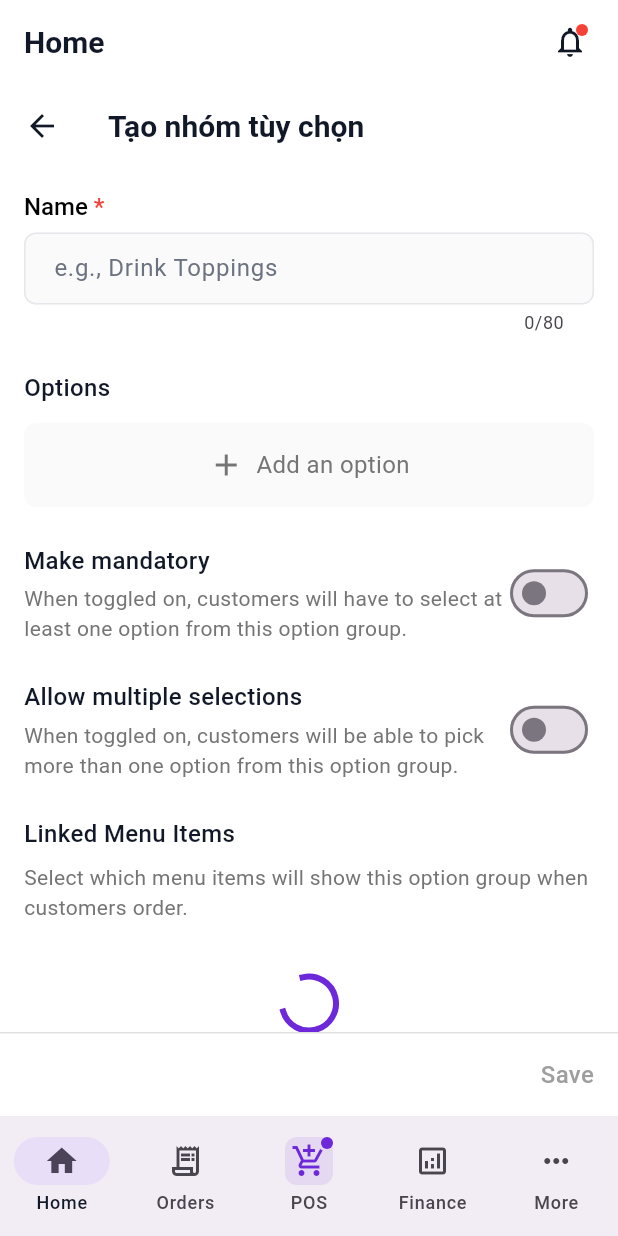
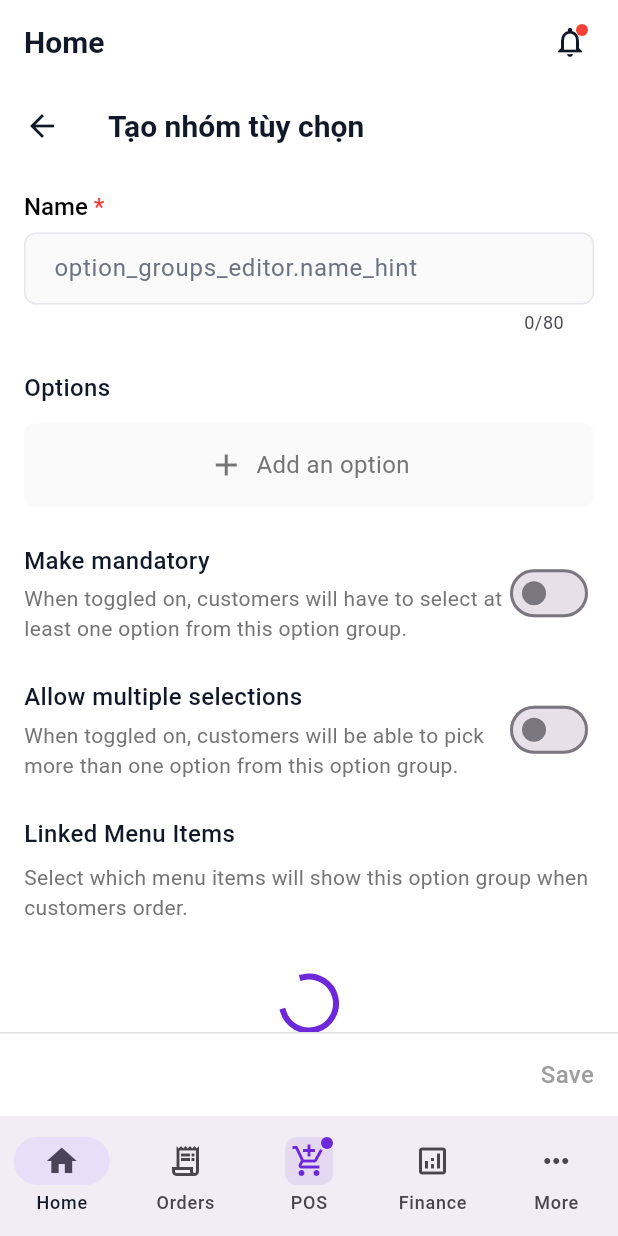
Before and after one commit to nhutquangnguyen/oishimenu-app, a Flutter app: the OptionGroupEditorPage screen opened by its route, on a phone screen of 412 x 824 dp. Run offline on Flutter 3.47's test engine with Material 3 defaults, Android fonts, the phone set to English and light mode, and no system bars; our stand-ins replace easy_localization, fl_chart, flutter_riverpod, go_router, hive, hive_flutter and 5 more; accounts and stored records are empty.

Commit message:
Translate Option Group Editor page (15 strings)
Replaced hardcoded strings with translation keys:
- Page title (create/edit)
- Form field hints (name hint)
- Button labels (manage links)
- Option dialog (add/edit option title, option name, option price)
- Validation messages (option name required)
- Dialog buttons (add, save, cancel, discard, save links)
- Unsaved changes dialog (title, message, buttons)
- Error messages (error saving)

All strings now use easy_localization .tr() method with proper
named arguments for dynamic content.

🤖 Generated with [Claude Code](https://claude.com/claude-code)

Co-Authored-By: Claude <noreply@anthropic.com>

```diff
--- a/lib/features/option_groups/pages/option_group_editor_page.dart
+++ b/lib/features/option_groups/pages/option_group_editor_page.dart
@@ -1,6 +1,7 @@
 import 'package:flutter/material.dart';
 import 'package:flutter_riverpod/flutter_riverpod.dart';
 import 'package:go_router/go_router.dart';
+import 'package:easy_localization/easy_localization.dart';
 
 import '../../../models/menu_options.dart';
 import '../../../models/menu_item.dart';
@@ -136,7 +137,7 @@ class _OptionGroupEditorPageState extends ConsumerState<OptionGroupEditorPage> {
 
     return Scaffold(
       appBar: AppBar(
-        title: Text(widget.optionGroupId == null ? 'Tạo nhóm tùy chọn' : 'Edit option group'),
+        title: Text(widget.optionGroupId == null ? 'option_groups_editor.create_title'.tr() : 'option_groups_editor.edit_title'.tr()),
         backgroundColor: Theme.of(context).scaffoldBackgroundColor,
         elevation: 0,
         foregroundColor: Theme.of(context).colorScheme.onSurface,
@@ -221,7 +222,7 @@ class _OptionGroupEditorPageState extends ConsumerState<OptionGroupEditorPage> {
               TextFormField(
                 controller: _nameController,
                 decoration: InputDecoration(
-                  hintText: 'e.g., Drink Toppings',
+                  hintText: 'option_groups_editor.name_hint'.tr(),
                   errorText: _validationErrors['name'],
                   border: OutlineInputBorder(
                     borderRadius: BorderRadius.circular(8),
@@ -500,7 +501,7 @@ class _OptionGroupEditorPageState extends ConsumerState<OptionGroupEditorPage> {
                   _showMenuItemLinkingModal();
                 },
                 icon: const Icon(Icons.link, size: 16),
-                label: const Text('Manage Links'),
+                label: Text('option_groups_editor.manage_links_button'.tr()),
                 style: TextButton.styleFrom(
                   foregroundColor: Colors.blue[600],
                 ),
@@ -907,7 +908,7 @@ class _OptionGroupEditorPageState extends ConsumerState<OptionGroupEditorPage> {
       if (mounted) {
         ScaffoldMessenger.of(context).showSnackBar(
           SnackBar(
-            content: Text('Error saving option group: $e'),
+            content: Text('option_groups_editor.error_saving'.tr(namedArgs: {'error': e.toString()})),
             backgroundColor: Colors.red,
           ),
         );
@@ -969,23 +970,23 @@ class _OptionGroupEditorPageState extends ConsumerState<OptionGroupEditorPage> {
     showDialog(
       context: context,
       builder: (context) => AlertDialog(
-        title: Text(option == null ? 'Add Option' : 'Edit Option'),
+        title: Text(option == null ? 'option_groups_editor.add_option_title'.tr() : 'option_groups_editor.edit_option_title'.tr()),
         content: Column(
           mainAxisSize: MainAxisSize.min,
           children: [
             TextField(
               controller: nameController,
-              decoration: const InputDecoration(
-                labelText: 'Option Name *',
-                hintText: 'e.g., Sương sáo',
+              decoration: InputDecoration(
+                labelText: 'option_groups_editor.option_name_field'.tr(),
+                hintText: 'option_groups_editor.option_name_hint'.tr(),
               ),
               autofocus: true,
             ),
             const SizedBox(height: 16),
             TextField(
               controller: priceController,
-              decoration: const InputDecoration(
-                labelText: 'Additional Price (VND)',
+              decoration: InputDecoration(
+                labelText: 'option_groups_editor.option_price_field'.tr(),
                 hintText: '0',
                 suffixText: 'đ',
               ),
@@ -996,7 +997,7 @@ class _OptionGroupEditorPageState extends ConsumerState<OptionGroupEditorPage> {
         actions: [
           TextButton(
             onPressed: () => Navigator.pop(context),
-            child: const Text('Cancel'),
+            child: Text('option_groups_editor.cancel_button'.tr()),
           ),
           ElevatedButton(
             onPressed: () {
@@ -1005,7 +1006,7 @@ class _OptionGroupEditorPageState extends ConsumerState<OptionGroupEditorPage> {
 
               if (name.isEmpty) {
                 ScaffoldMessenger.of(context).showSnackBar(
-                  const SnackBar(content: Text('Option name is required')),
+                  SnackBar(content: Text('option_groups_editor.option_name_required'.tr())),
                 );
                 return;
               }
@@ -1035,7 +1036,7 @@ class _OptionGroupEditorPageState extends ConsumerState<OptionGroupEditorPage> {
 
               Navigator.pop(context);
             },
-            child: Text(option == null ? 'Add' : 'Save'),
+            child: Text(option == null ? 'option_groups_editor.add_button'.tr() : 'option_groups_editor.save_button'.tr()),
           ),
         ],
       ),
@@ -1179,7 +1180,7 @@ class _OptionGroupEditorPageState extends ConsumerState<OptionGroupEditorPage> {
                       const Spacer(),
                       TextButton(
                         onPressed: () => Navigator.pop(context),
-                        child: const Text('Cancel'),
+                        child: Text('option_groups_editor.cancel_button'.tr()),
                       ),
                       const SizedBox(width: 8),
                       ElevatedButton(
@@ -1194,7 +1195,7 @@ class _OptionGroupEditorPageState extends ConsumerState<OptionGroupEditorPage> {
                           backgroundColor: Colors.blue[600],
                           foregroundColor: Colors.white,
                         ),
-                        child: const Text('Save Links'),
+                        child: Text('option_groups_editor.save_links_button'.tr()),
                       ),
                     ],
                   ),
@@ -1277,8 +1278,8 @@ class _OptionGroupEditorPageState extends ConsumerState<OptionGroupEditorPage> {
     showDialog(
       context: context,
       builder: (context) => AlertDialog(
-        title: const Text('Thay đổi chưa được lưu'),
-        content: const Text('Bạn có muốn lưu thay đổi trước khi thoát?'),
+        title: Text('option_groups_editor.unsaved_title'.tr()),
+        content: Text('option_groups_editor.unsaved_message'.tr()),
         actions: [
           TextButton(
             onPressed: () {
@@ -1287,18 +1288,18 @@ class _OptionGroupEditorPageState extends ConsumerState<OptionGroupEditorPage> {
                 if (mounted) context.go('/menu');
               });
             },
-            child: const Text('Bỏ qua'),
+            child: Text('option_groups_editor.discard_button'.tr()),
           ),
           TextButton(
             onPressed: () => Navigator.pop(context),
-            child: const Text('Hủy'),
+            child: Text('option_groups_editor.cancel_button'.tr()),
           ),
           ElevatedButton(
             onPressed: () {
               Navigator.pop(context);
               _handleSave();
             },
-            child: const Text('Lưu'),
+            child: Text('option_groups_editor.save_button'.tr()),
           ),
         ],
       ),
```
